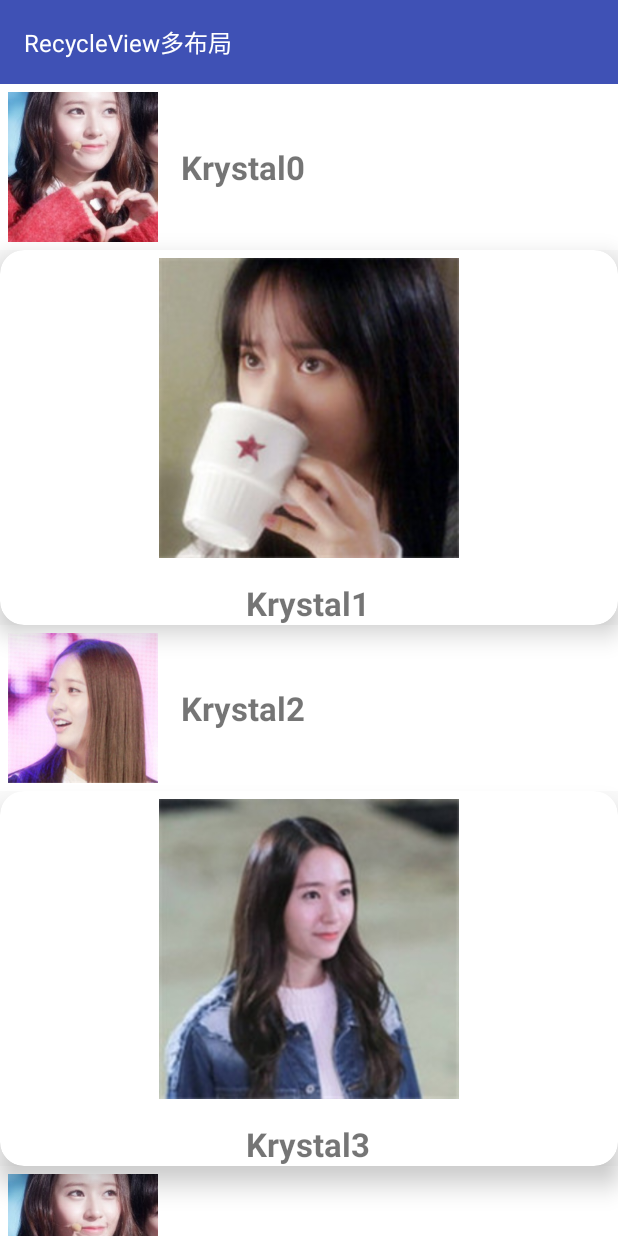
After one commit to liukangqi2015/RecyclerViewStudy, an Android app: the ManyLayoutRecyclerViewActivity screen opened directly, with no data from a screen before it, on a phone screen of 412 x 824 dp. The commit adds this screen. Run offline under Robolectric (Android 15) with nearby library versions, the phone set to English and light mode, and no system bars; our stand-ins replace ButterKnife.

Commit message:
添加RecyclerView多布局形式（配合CardView使用）

```diff
--- a/app/build.gradle
+++ b/app/build.gradle
@@ -29,4 +29,5 @@ dependencies {
     compile 'com.jakewharton:butterknife:8.4.0'
     apt 'com.jakewharton:butterknife-compiler:8.4.0'
     compile 'com.google.code.gson:gson:2.7'
+    compile 'com.android.support:cardview-v7:24.2.0'
 }
--- a/app/src/main/AndroidManifest.xml
+++ b/app/src/main/AndroidManifest.xml
@@ -16,7 +16,8 @@
             </intent-filter>
         </activity>
         <activity android:name=".BaseRecyclerViewActivity" />
-        <activity android:name=".MoreRecyclerViewActivity"/>
+        <activity android:name=".MoreRecyclerViewActivity" />
+        <activity android:name=".ManyLayoutRecyclerViewActivity"></activity>
     </application>
 
 </manifest>
--- a/app/src/main/java/com/liu/recyclerviewstudy/MainActivity.java
+++ b/app/src/main/java/com/liu/recyclerviewstudy/MainActivity.java
@@ -16,6 +16,8 @@ public class MainActivity extends AppCompatActivity {
     Button baseRecyclerViewStudyBtn;
     @BindView(R.id.more_recyclerView_study_btn)
     Button moreRecyclerViewStudyBtn;
+    @BindView(R.id.recyclerView_many_layout_study_btn)
+    Button recyclerViewManyLayoutStudyBtn;
 
     @Override
     protected void onCreate(Bundle savedInstanceState) {
@@ -29,16 +31,19 @@ public class MainActivity extends AppCompatActivity {
         super.onDestroy();
     }
 
-    @OnClick({R.id.base_recyclerView_study_btn,R.id.more_recyclerView_study_btn})
+    @OnClick({R.id.base_recyclerView_study_btn, R.id.more_recyclerView_study_btn,R.id.recyclerView_many_layout_study_btn})
     public void onClick(View v) {
 
 
-        switch (v.getId()){
+        switch (v.getId()) {
             case R.id.base_recyclerView_study_btn:
                 startActivity(new Intent(this, BaseRecyclerViewActivity.class));
                 break;
             case R.id.more_recyclerView_study_btn:
-                startActivity(new Intent(this,MoreRecyclerViewActivity.class));
+                startActivity(new Intent(this, MoreRecyclerViewActivity.class));
+                break;
+            case R.id.recyclerView_many_layout_study_btn:
+                startActivity(new Intent(this,ManyLayoutRecyclerViewActivity.class));
                 break;
         }
     }
--- /dev/null
+++ b/app/src/main/java/com/liu/recyclerviewstudy/ManyLayoutRecyclerViewActivity.java
@@ -0,0 +1,48 @@
+package com.liu.recyclerviewstudy;
+
+import android.os.Bundle;
+import android.support.v7.app.AppCompatActivity;
+import android.support.v7.widget.LinearLayoutManager;
+import android.support.v7.widget.RecyclerView;
+
+import com.liu.recyclerviewstudy.adapter.ManyLayoutAdapter;
+import com.liu.recyclerviewstudy.model.Krystal;
+
+import java.util.ArrayList;
+import java.util.List;
+
+import butterknife.BindView;
+import butterknife.ButterKnife;
+
+public class ManyLayoutRecyclerViewActivity extends AppCompatActivity {
+    private List<Krystal> data=new ArrayList<>();
+    private int[] imgsId={R.mipmap.krystal01,R.mipmap.krystal02,R.mipmap.krystal03,R.mipmap.krystal04};
+
+    @BindView(R.id.many_layout_recyclerView)
+    RecyclerView manyLayoutRecyclerView;
+
+    @Override
+    protected void onCreate(Bundle savedInstanceState) {
+        super.onCreate(savedInstanceState);
+        setContentView(R.layout.activity_many_layout_recycler_view);
+        ButterKnife.bind(this);
+        initData();
+        setData();
+    }
+
+    private void initData() {
+        for (int i=0;i<20;i++){
+            Krystal krystal=new Krystal();
+            krystal.setImgId(imgsId[i%imgsId.length]);
+            krystal.setName("Krystal"+i);
+            data.add(krystal);
+        }
+    }
+
+    private void setData() {
+        LinearLayoutManager linearLayoutManager=new LinearLayoutManager(this);
+        manyLayoutRecyclerView.setLayoutManager(linearLayoutManager);
+        ManyLayoutAdapter adapter=new ManyLayoutAdapter(data);
+        manyLayoutRecyclerView.setAdapter(adapter);
+    }
+}
--- /dev/null
+++ b/app/src/main/java/com/liu/recyclerviewstudy/adapter/ManyLayoutAdapter.java
@@ -0,0 +1,73 @@
+package com.liu.recyclerviewstudy.adapter;
+
+import android.support.v7.widget.RecyclerView;
+import android.view.LayoutInflater;
+import android.view.View;
+import android.view.ViewGroup;
+import android.widget.ImageView;
+import android.widget.TextView;
+
+import com.liu.recyclerviewstudy.R;
+import com.liu.recyclerviewstudy.model.Krystal;
+
+import java.util.ArrayList;
+import java.util.List;
+
+/**
+ * Created by lkq on 2016/9/20.
+ */
+public class ManyLayoutAdapter extends RecyclerView.Adapter<RecyclerView.ViewHolder> {
+    private static final int[] ITEM_TYPE={0,1};
+
+    private List<Krystal> data=new ArrayList<>();
+
+    public ManyLayoutAdapter(List<Krystal> data) {
+        this.data = data;
+    }
+
+    @Override
+    public RecyclerView.ViewHolder onCreateViewHolder(ViewGroup parent, int viewType) {
+        if (viewType==ITEM_TYPE[0]){
+            View itemView= LayoutInflater.from(parent.getContext()).inflate(R.layout.more_recyclerview_item,parent,false);
+            return new ViewHolder(itemView);
+        }else {
+            View itemView= LayoutInflater.from(parent.getContext()).inflate(R.layout.many_layout_recyclerview_item,parent,false);
+            itemView.setOnClickListener(new View.OnClickListener() {
+                @Override
+                public void onClick(View view) {
+
+                }
+            });
+            return new ViewHolder(itemView);
+        }
+
+    }
+
+    @Override
+    public void onBindViewHolder(RecyclerView.ViewHolder holder, int position) {
+        if (holder instanceof ViewHolder){
+            ((ViewHolder) holder).name_tv.setText(data.get(position).getName());
+            ((ViewHolder) holder).iv.setImageResource(data.get(position).getImgId());
+        }
+    }
+
+    @Override
+    public int getItemViewType(int position) {
+       return ITEM_TYPE[position%ITEM_TYPE.length];
+    }
+
+    @Override
+    public int getItemCount() {
+        return data!=null?data.size():0;
+    }
+
+    class ViewHolder extends RecyclerView.ViewHolder {
+        private ImageView iv;
+        private TextView name_tv;
+        public ViewHolder(View itemView) {
+            super(itemView);
+            iv= ((ImageView) itemView.findViewById(R.id.iv));
+            name_tv= ((TextView) itemView.findViewById(R.id.name_tv));
+        }
+    }
+}
--- a/app/src/main/res/layout/activity_main.xml
+++ b/app/src/main/res/layout/activity_main.xml
@@ -31,4 +31,10 @@
         android:layout_height="wrap_content"
         android:layout_margin="10dp"
         android:text="@string/more_recyclerView_study"/>
+    <Button
+        android:id="@+id/recyclerView_many_layout_study_btn"
+        android:layout_width="match_parent"
+        android:layout_height="wrap_content"
+        android:layout_margin="10dp"
+        android:text="@string/recyclerView_many_layout_study"/>
 </LinearLayout>
--- /dev/null
+++ b/app/src/main/res/layout/activity_many_layout_recycler_view.xml
@@ -0,0 +1,26 @@
+<?xml version="1.0" encoding="utf-8"?>
+<LinearLayout xmlns:android="http://schemas.android.com/apk/res/android"
+    xmlns:tools="http://schemas.android.com/tools"
+    android:layout_width="match_parent"
+    android:layout_height="match_parent"
+    android:orientation="vertical"
+    tools:context="com.liu.recyclerviewstudy.ManyLayoutRecyclerViewActivity">
+    <android.support.v7.widget.Toolbar
+        android:id="@+id/toolbar"
+        android:layout_width="match_parent"
+        android:layout_height="wrap_content"
+        android:background="?attr/colorPrimary"
+        >
+        <TextView
+            android:layout_width="wrap_content"
+            android:layout_height="wrap_content"
+            android:text="@string/recyclerView_many_layout_study"
+            android:textSize="16sp"
+            android:textColor="@android:color/white"/>
+    </android.support.v7.widget.Toolbar>
+    <android.support.v7.widget.RecyclerView
+        android:id="@+id/many_layout_recyclerView"
+        android:layout_width="match_parent"
+        android:layout_height="match_parent"/>
+
+</LinearLayout>
--- /dev/null
+++ b/app/src/main/res/layout/many_layout_recyclerview_item.xml
@@ -0,0 +1,33 @@
+<?xml version="1.0" encoding="utf-8"?>
+<android.support.v7.widget.CardView xmlns:android="http://schemas.android.com/apk/res/android"
+    android:layout_width="match_parent"
+    android:layout_height="wrap_content"
+    xmlns:app="http://schemas.android.com/apk/res-auto"
+    app:cardCornerRadius="16dp"
+    app:cardElevation="10dp"
+    android:foreground="?attr/selectableItemBackground">
+    <RelativeLayout
+        android:layout_width="match_parent" android:layout_height="wrap_content"
+       >
+        <ImageView
+            android:id="@+id/iv"
+            android:layout_width="200dp"
+            android:layout_height="200dp"
+            android:layout_margin="5dp"
+            android:layout_centerHorizontal="true"
+            android:src="@mipmap/ic_launcher"/>
+        <TextView
+            android:id="@+id/name_tv"
+            android:layout_width="wrap_content"
+            android:layout_height="wrap_content"
+            android:layout_below="@id/iv"
+            android:textSize="22sp"
+            android:textStyle="bold"
+            android:layout_marginTop="10dp"
+            android:layout_centerHorizontal="true"
+            android:layout_centerVertical="true"
+            android:text="name"/>
+
+    </RelativeLayout>
+
+</android.support.v7.widget.CardView>
--- a/app/src/main/res/values/strings.xml
+++ b/app/src/main/res/values/strings.xml
@@ -8,4 +8,5 @@
     <string name="add_item">添加Item</string>
     <string name="remove_item">移除Item</string>
     <string name="change_item">局部刷新Item</string>
+    <string name="recyclerView_many_layout_study">RecycleView多布局</string>
 </resources>
```
